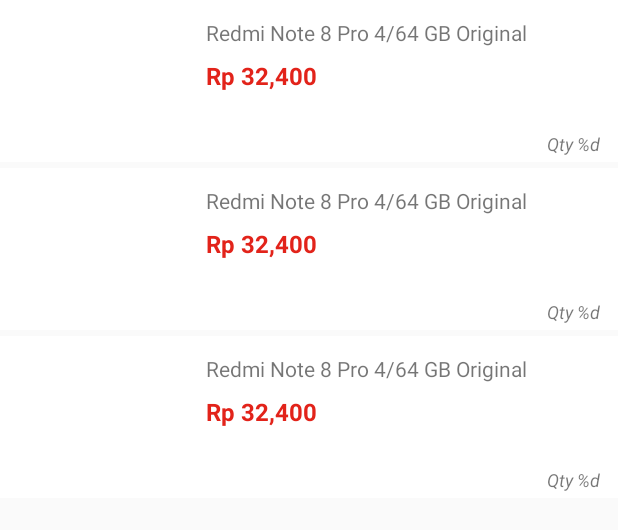
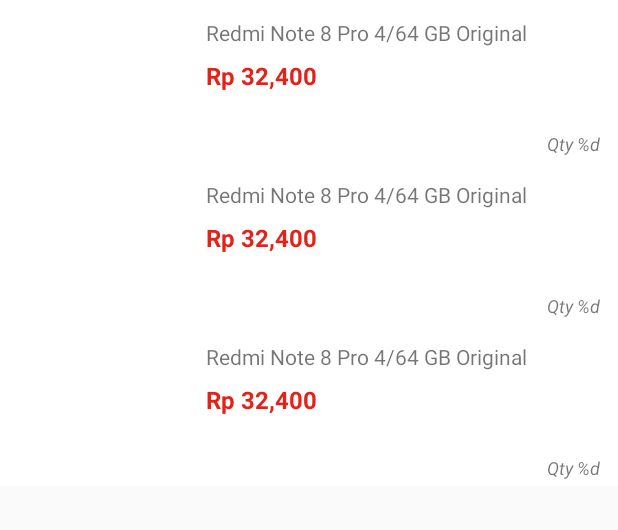
Before and after one commit to wakdyan/Simple-Store, an Android app: the layout fragment_history.xml on its own in the app's theme, with its tools: preview values and no code run, on a phone screen of 412 x 824 dp. Shown: the top 530 px of the screen. Run offline under Robolectric (Android 15) with nearby library versions, the phone set to English and light mode, and no system bars.

Commit message:
Remove margin

```diff
--- a/app/src/main/res/layout/item_history.xml
+++ b/app/src/main/res/layout/item_history.xml
@@ -3,7 +3,6 @@
     xmlns:app="http://schemas.android.com/apk/res-auto"
     android:layout_width="match_parent"
     android:layout_height="wrap_content"
-    android:layout_marginBottom="4dp"
     android:background="@android:color/white"
     android:padding="4dp">
 
```
